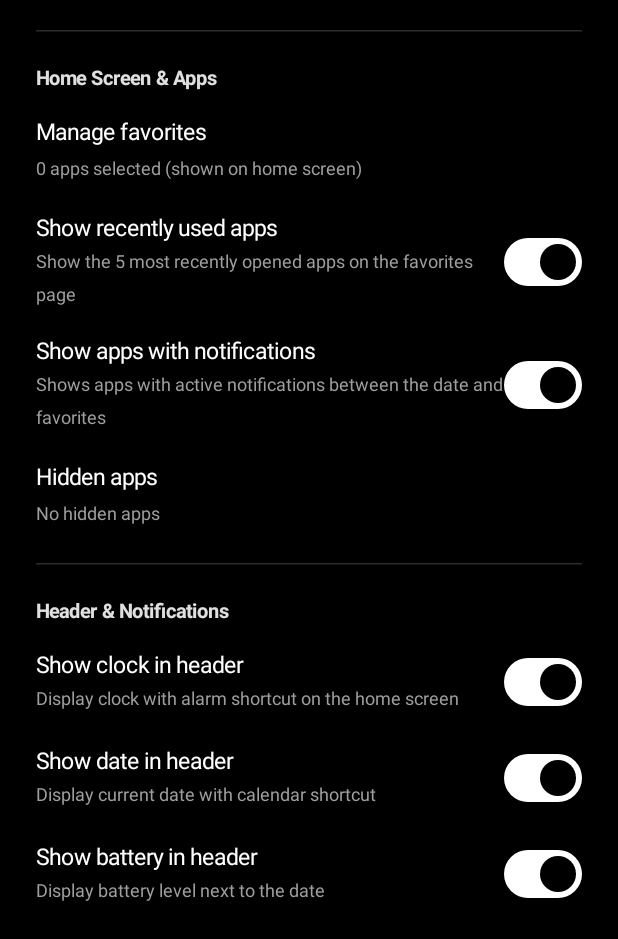
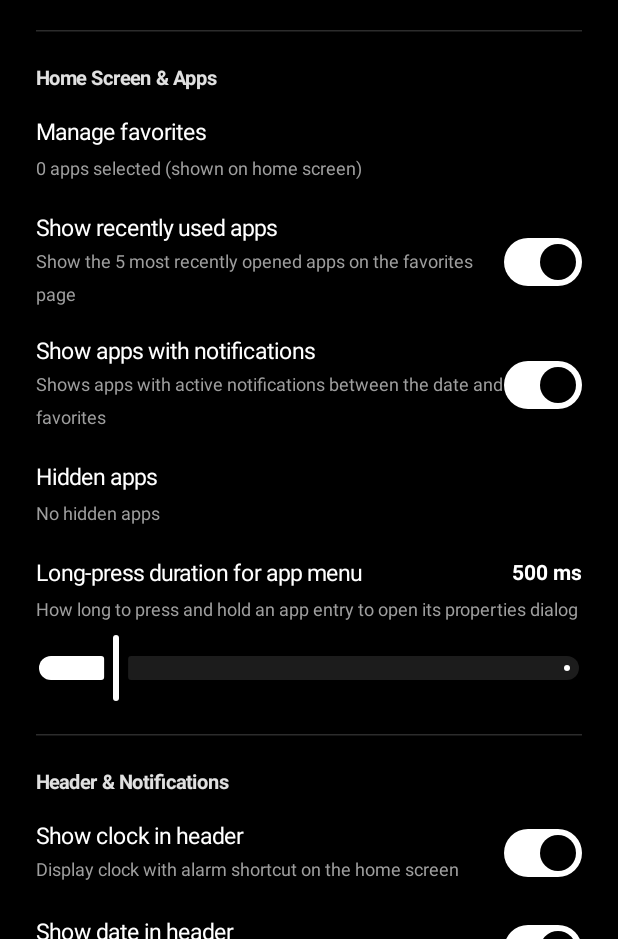
Before and after one commit to fisch981/MinimalLauncher, an Android app built with Jetpack Compose: the composable SettingsScreen shown on its own in the app's theme, on a phone screen of 412 x 824 dp, the part 297-1236 px from its top. Run offline under Robolectric (Android 15) with nearby library versions, the phone set to English and light mode, and no system bars.

Commit message:
Release v1.0.37: Remove swipe-to-open app menu and make long-press duration configurable

```diff
--- a/app/build.gradle.kts
+++ b/app/build.gradle.kts
@@ -36,8 +36,8 @@ android {
         applicationId = "de.fisch981.minimallauncher"
         minSdk = 26
         targetSdk = 35
-        versionCode = 37
-        versionName = "1.0.36"
+        versionCode = 38
+        versionName = "1.0.37"
 
         testInstrumentationRunner = "androidx.test.runner.AndroidJUnitRunner"
         vectorDrawables {
--- a/app/src/main/java/de/fisch981/minimallauncher/data/backup/LauncherBackupCodec.kt
+++ b/app/src/main/java/de/fisch981/minimallauncher/data/backup/LauncherBackupCodec.kt
@@ -16,6 +16,7 @@ data class LauncherBackupData(
     val appRowSpacingDp: Int = 8,
     val dateSizeSp: Int = 15,
     val waveFontSizeSp: Int = 11,
+    val appLongPressDelayMs: Int = 500,
     val showClock: Boolean = true,
     val clockSizeSp: Int = 52,
     val showDate: Boolean = true,
@@ -59,6 +60,7 @@ object LauncherBackupCodec {
         appendIntField(sb, "appRowSpacingDp", data.appRowSpacingDp, indent = 2, trailingComma = true)
         appendIntField(sb, "dateSizeSp", data.dateSizeSp, indent = 2, trailingComma = true)
         appendIntField(sb, "waveFontSizeSp", data.waveFontSizeSp, indent = 2, trailingComma = true)
+        appendIntField(sb, "appLongPressDelayMs", data.appLongPressDelayMs, indent = 2, trailingComma = true)
         appendBoolField(sb, "showClock", data.showClock, indent = 2, trailingComma = true)
         appendIntField(sb, "clockSizeSp", data.clockSizeSp, indent = 2, trailingComma = true)
         appendBoolField(sb, "showDate", data.showDate, indent = 2, trailingComma = true)
@@ -108,6 +110,7 @@ object LauncherBackupCodec {
             appRowSpacingDp = ((root["appRowSpacingDp"] as? Number)?.toInt() ?: 8).coerceIn(2, 18),
             dateSizeSp = ((root["dateSizeSp"] as? Number)?.toInt() ?: 15).coerceIn(11, 24),
             waveFontSizeSp = ((root["waveFontSizeSp"] as? Number)?.toInt() ?: 11).coerceIn(9, 16),
+            appLongPressDelayMs = ((root["appLongPressDelayMs"] as? Number)?.toInt() ?: 500).coerceIn(250, 2000),
             showClock = (root["showClock"] as? Boolean) ?: true,
             clockSizeSp = ((root["clockSizeSp"] as? Number)?.toInt() ?: 52).coerceIn(28, 84),
             showDate = (root["showDate"] as? Boolean) ?: true,
--- a/app/src/main/java/de/fisch981/minimallauncher/ui/screens/SettingsScreen.kt
+++ b/app/src/main/java/de/fisch981/minimallauncher/ui/screens/SettingsScreen.kt
@@ -95,6 +95,7 @@ fun SettingsScreen(
     val showBattery by viewModel.showBattery.collectAsState()
     val showMedia by viewModel.showMedia.collectAsState()
     val showRecentApps by viewModel.showRecentApps.collectAsState()
+    val appLongPressDelayMs by viewModel.appLongPressDelayMs.collectAsState()
     val showAppIcons by viewModel.showAppIcons.collectAsState()
     val hideStatusBar by viewModel.hideStatusBar.collectAsState()
     val showBottomActions by viewModel.showBottomActions.collectAsState()
@@ -299,6 +300,53 @@ fun SettingsScreen(
                     },
                     onClick = { viewModel.setHiddenAppsOpen(true) }
                 )
+
+                // Long-press duration for app properties dialog (ms)
+                Column(
+                    modifier = Modifier
+                        .fillMaxWidth()
+                        .padding(vertical = 8.dp)
+                ) {
+                    Row(
+                        modifier = Modifier.fillMaxWidth(),
+                        horizontalArrangement = Arrangement.SpaceBetween,
+                        verticalAlignment = Alignment.CenterVertically
+                    ) {
+                        Text(
+                            strings.appLongPressDelayTitle,
+                            color = PureWhite,
+                            fontSize = 15.sp,
+                            modifier = Modifier.weight(1f)
+                        )
+                        Spacer(modifier = Modifier.width(8.dp))
+                        Text(
+                            "${appLongPressDelayMs} ms",
+                            color = PureWhite,
+                            fontSize = 14.sp,
+                            fontWeight = FontWeight.Bold
+                        )
+                    }
+                    Spacer(modifier = Modifier.height(2.dp))
+                    Text(
+                        strings.appLongPressDelaySubtitle,
+                        color = GrayMedium,
+                        fontSize = 12.sp
+                    )
+                    Spacer(modifier = Modifier.height(4.dp))
+                    Slider(
+                        value = appLongPressDelayMs.toFloat(),
+                        onValueChange = { raw ->
+                            val snapped = ((raw / 50f).roundToInt() * 50).coerceIn(250, 2000)
+                            viewModel.setAppLongPressDelayMs(snapped)
+                        },
+                        valueRange = 250f..2000f,
+                        colors = SliderDefaults.colors(
+                            thumbColor = PureWhite,
+                            activeTrackColor = PureWhite,
+                            inactiveTrackColor = DarkSurfaceVariant
+                        )
+                    )
+                }
             }
 
             // 3. Header & Notifications
@@ -604,7 +652,7 @@ fun SettingsScreen(
             item {
                 Spacer(modifier = Modifier.height(32.dp))
                 Text(
-                    text = "MinimalLauncher v1.0.36",
+                    text = "MinimalLauncher v1.0.37",
                     color = GrayMedium,
                     fontSize = 12.sp,
                     modifier = Modifier.padding(bottom = 32.dp)
--- a/app/src/main/java/de/fisch981/minimallauncher/ui/theme/AppStrings.kt
+++ b/app/src/main/java/de/fisch981/minimallauncher/ui/theme/AppStrings.kt
@@ -111,6 +111,8 @@ data class AppStrings(
     val manageFavoritesSubtitleFormat: String,
     val showRecentAppsTitle: String,
     val showRecentAppsSubtitle: String,
+    val appLongPressDelayTitle: String,
+    val appLongPressDelaySubtitle: String,
     val sectionAppearanceWave: String,
     val languageTitle: String,
     val languageSubtitle: String,
@@ -297,6 +299,8 @@ val GermanStrings = AppStrings(
     manageFavoritesSubtitleFormat = "%d Apps ausgewählt (auf dem Homescreen angezeigt)",
     showRecentAppsTitle = "Zuletzt benutzte Apps anzeigen",
     showRecentAppsSubtitle = "Die 5 zuletzt geöffneten Apps auf der Favoriten-Seite einblenden",
+    appLongPressDelayTitle = "Haltezeit für App-Eigenschaften",
+    appLongPressDelaySubtitle = "Wie lange ein App-Eintrag gedrückt gehalten werden muss, um das Menü zu öffnen",
     sectionAppearanceWave = "Erscheinungsbild & Wave Scroller",
     languageTitle = "Sprache",
     languageSubtitle = "Systemsprache (Fallback Englisch) oder manuelle Auswahl",
@@ -468,6 +472,8 @@ val EnglishStrings = AppStrings(
     manageFavoritesSubtitleFormat = "%d apps selected (shown on home screen)",
     showRecentAppsTitle = "Show recently used apps",
     showRecentAppsSubtitle = "Show the 5 most recently opened apps on the favorites page",
+    appLongPressDelayTitle = "Long-press duration for app menu",
+    appLongPressDelaySubtitle = "How long to press and hold an app entry to open its properties dialog",
     sectionAppearanceWave = "Appearance & Wave Scroller",
     languageTitle = "Language",
     languageSubtitle = "System language (English fallback) or manual selection",
```
Also changed, not shown: app/src/main/java/de/fisch981/minimallauncher/data/repository/FavoritesRepository.kt (+13 -0 lines), app/src/main/java/de/fisch981/minimallauncher/ui/components/AppListItem.kt (+37 -30 lines), app/src/main/java/de/fisch981/minimallauncher/ui/screens/HomeScreen.kt (+10 -7 lines), app/src/main/java/de/fisch981/minimallauncher/ui/viewmodel/LauncherViewModel.kt (+9 -0 lines), 2 other files.
